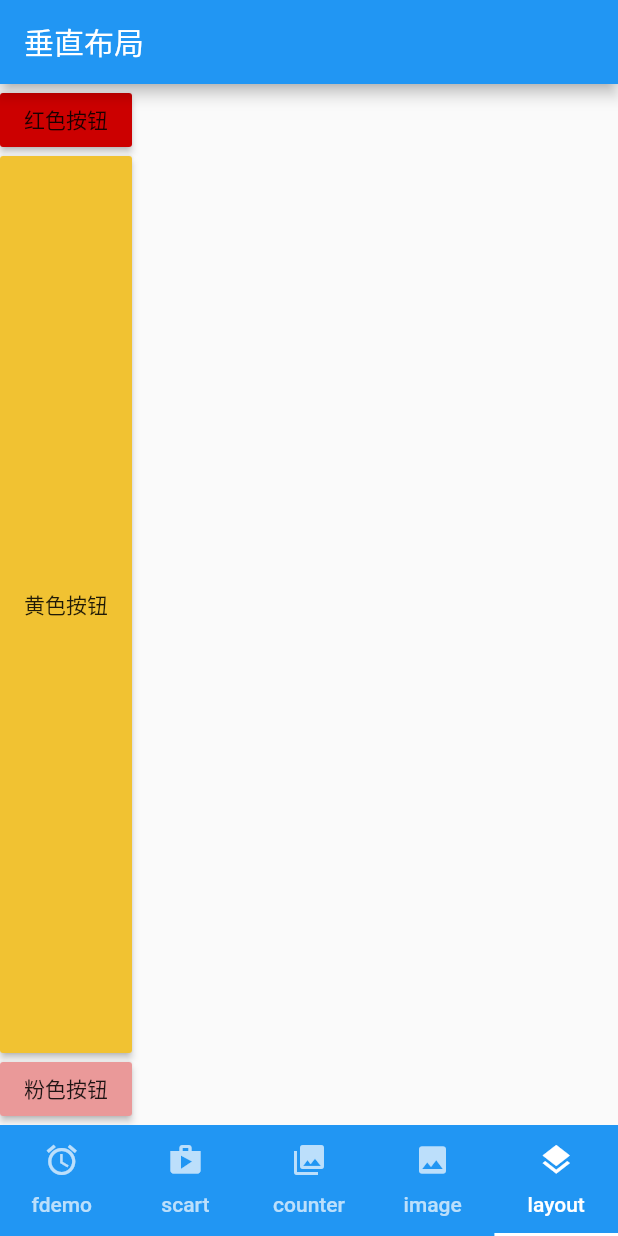
After one commit to Rawcloud/flutter_app_learn, a Flutter app: the screen it shows after launch, item 5 of the bottom bar chosen, after a tap on "红色按钮", on a phone screen of 412 x 824 dp. The commit adds this screen. Run offline on Flutter 3.47's test engine with Material 2 defaults, Android fonts, the phone set to English and light mode, and no system bars.

Commit message:
新增图片、布局基础

```diff
--- a/lib/main.dart
+++ b/lib/main.dart
@@ -4,6 +4,8 @@ import 'package:flutter_app_learn/views/ShoppingList.dart';
 import 'package:flutter_app_learn/components/ShoppingListItem.dart';
 import 'package:flutter_app_learn/views/counter.dart';
 import 'package:flutter_app_learn/views/TextContainer.dart';
+import 'package:flutter_app_learn/views/ImageDemo.dart';
+import 'package:flutter_app_learn/views/LayoutDemo.dart';
 void main() => runApp(new MyApp());
 
 class MyApp extends StatelessWidget {
@@ -36,7 +38,7 @@ class _MyHomePageState extends State<MyHomePage> with SingleTickerProviderStateM
   @override
   // ignore: must_call_super
   void initState() {
-    controller = new TabController(length: 4, vsync: this);
+    controller = new TabController(length: 5, vsync: this);
   }
 
   @override
@@ -54,7 +56,10 @@ class _MyHomePageState extends State<MyHomePage> with SingleTickerProviderStateM
             new Fdemo(),
             new ShoppingList(products: _kProducts),
             new Counter(),
-            new TextContainer(),
+            //new TextContainer(),
+            new ImageFromAssest(),
+            //new HorizontalLayout(),
+            new VerticalLayout(),
           ]
       ),
       bottomNavigationBar: new Material(
@@ -65,7 +70,8 @@ class _MyHomePageState extends State<MyHomePage> with SingleTickerProviderStateM
               new Tab(text: 'fdemo',icon: new Icon(Icons.alarm),),
               new Tab(text: 'scart',icon: new Icon(Icons.shop),),
               new Tab(text: 'counter',icon: new Icon(Icons.collections),),
-              new Tab(text: 'text',icon: new Icon(Icons.transform),),
+              new Tab(text: 'image',icon: new Icon(Icons.image),),
+              new Tab(text: 'layout',icon: new Icon(Icons.layers),)
             ]
         ),
       ),
--- /dev/null
+++ b/lib/views/LayoutDemo.dart
@@ -0,0 +1,64 @@
+import 'package:flutter/material.dart';
+
+class HorizontalLayout extends StatelessWidget {
+  @override
+  Widget build(BuildContext context) {
+    return new Scaffold(
+      appBar: new AppBar(
+        title: new Text('水平布局'),
+      ),
+      body: new Row(
+        children: <Widget>[
+          new RaisedButton(
+            onPressed: () {
+              print('点击红色按钮事件');
+            },
+            color: const Color(0xffcc0000),
+            child: new Text('红色按钮'),
+          ),
+          new Expanded(
+            child: new RaisedButton(
+              onPressed: () {
+                print('点击黄色按钮');
+              },
+              color: const Color(0xfff1c232),
+              child: new Text('黄色按钮'),
+            ),
+          ),
+          new RaisedButton(
+            onPressed: (){
+              print('点击粉色按钮');
+            },
+            color: const Color(0xffea9999),
+            child: new Text('粉色按钮'),
+          ),
+        ],
+      ),
+    );
+  }
+}
+
+class VerticalLayout extends StatelessWidget {
+  @override
+  Widget build(BuildContext context) {
+    return new Scaffold(
+      appBar: new AppBar(
+        title: new Text('垂直布局'),
+      ),
+      body: new Column(
+        children: <Widget>[
+          new RaisedButton(onPressed: (){
+            print('点击红色按钮');
+          },
+          color: const Color(0xffcc0000),child: new Text('红色按钮'),),
+          new Expanded(child: new RaisedButton(onPressed: (){
+            print('点击黄色按钮');
+          },color: const Color(0xfff1c232),child: new Text('黄色按钮'),)),
+          new RaisedButton(onPressed: (){
+            print('点击粉色按钮');
+          },color: const Color(0xffea9999),child: new Text('粉色按钮'),)
+        ],
+      ),
+    );
+  }
+}
--- a/pubspec.yaml
+++ b/pubspec.yaml
@@ -25,6 +25,8 @@ flutter:
   # the material Icons class.
   uses-material-design: true
 
+  assets:
+    - images/flutter.png
   # To add assets to your application, add an assets section, like this:
   # assets:
   #  - images/a_dot_burr.jpeg
```
Also changed, not shown: lib/views/ImageDemo.dart (added, +37 -0 lines), images/flutter.png (added).
